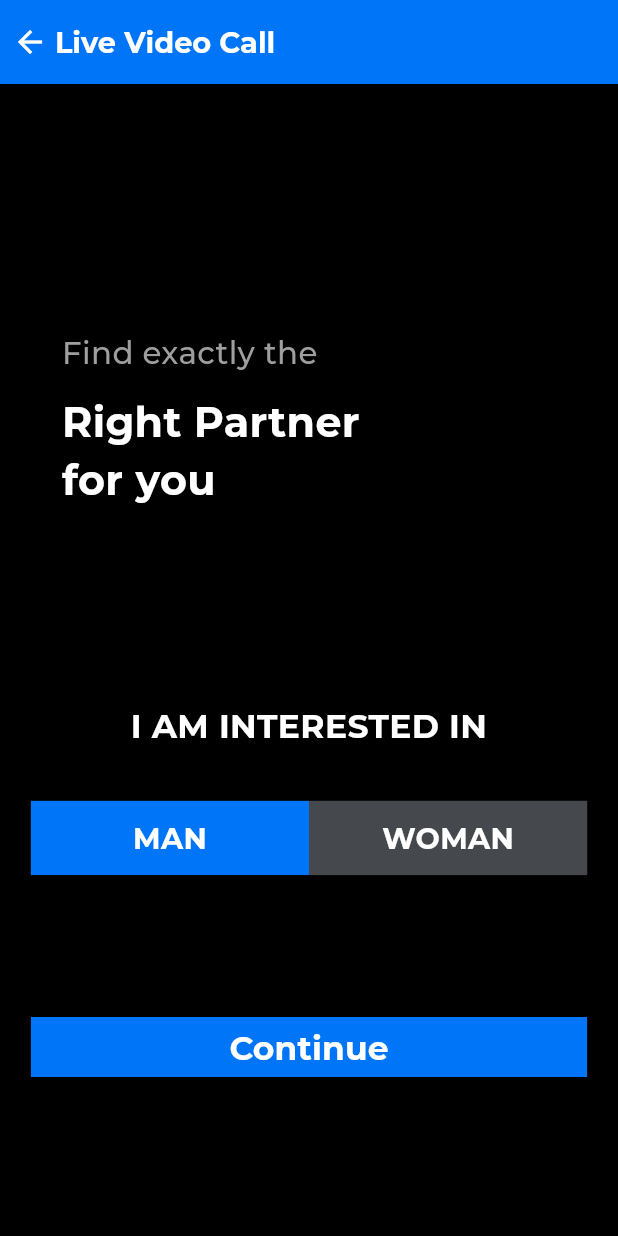
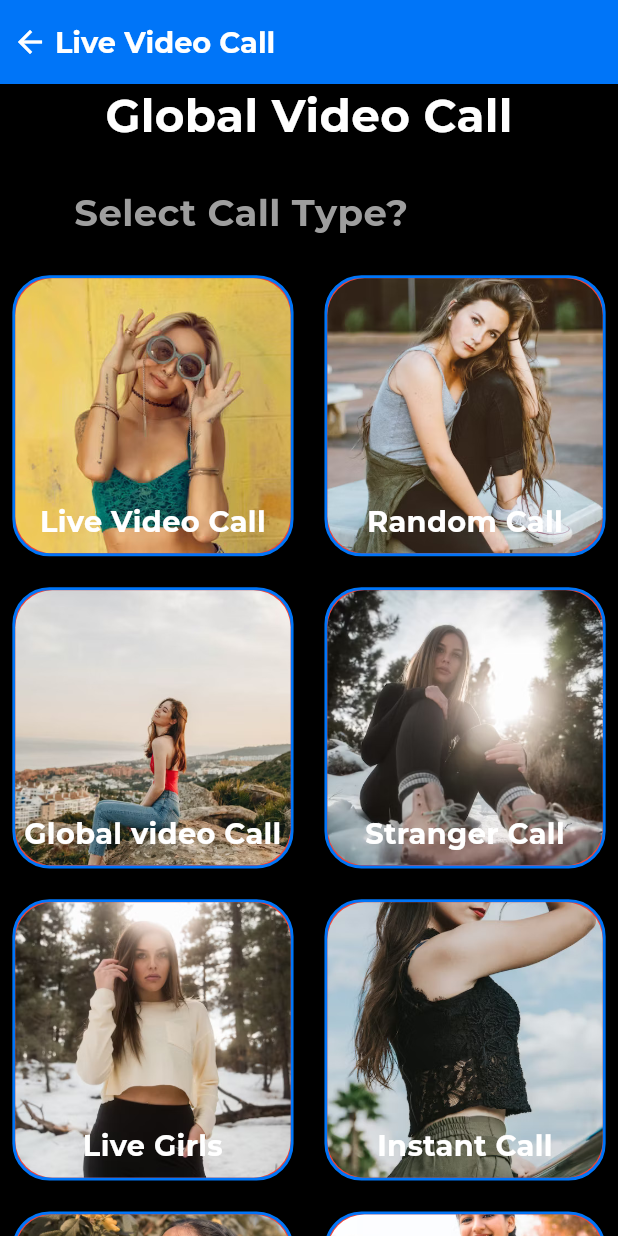
Before and after one commit to tirthghevariya/video_vall_app-master, a Flutter app: the CategoryGallery screen opened by its route, on a phone screen of 412 x 824 dp. Run offline on Flutter 3.47's test engine with Material 2 defaults, Android fonts, the phone set to English and light mode, and no system bars; our stand-ins replace connectivity_plus, get, google_fonts, loading_animation_widget, sizer.

Commit message:
- Design category screen. - and design best matches screen.

```diff
--- a/lib/Resources/Routes/routes.dart
+++ b/lib/Resources/Routes/routes.dart
@@ -7,6 +7,7 @@ import 'package:video_vall_app/Views/HomePage.dart';
 import 'package:video_vall_app/Views/Splash/SplashScreen.dart';
 
 import '../../Views/Cat_Gallery/CatGallery.dart';
+import '../../Views/Match_Call/match_call_screen.dart';
 import '../Transitions/transition.dart';
 
 class AppRoutes {
@@ -31,5 +32,10 @@ class AppRoutes {
             page: () => CategoryGallery(),
             transition: AppTransition.transition,
             transitionDuration: AppTransition.duration),
+        GetPage(
+            name: RoutesName.matchCall,
+            page: () => MatchCallScreen(),
+            transition: AppTransition.transition,
+            transitionDuration: AppTransition.duration),
       ];
 }
--- a/lib/Resources/Routes/routes_name.dart
+++ b/lib/Resources/Routes/routes_name.dart
@@ -5,6 +5,7 @@ class RoutesName {
   static const String splashScreen2 = '/splashScree2';
   static const String GenderSelection = '/GenderSelection';
   static const String catGallery = '/CategoryGallery';
+  static const String matchCall = '/MatchCallScreen';
 
 // static const String phoneScreen='/phoneScreen';
   // static const String otpScreen='/otpScreen';
--- a/lib/Views/Cat_Gallery/CatGallery.dart
+++ b/lib/Views/Cat_Gallery/CatGallery.dart
@@ -1,8 +1,9 @@
-// ignore_for_file: prefer_const_constructors, prefer_const_literals_to_create_immutables
-
 import 'package:flutter/material.dart';
+import 'package:get/get.dart';
 import 'package:sizer/sizer.dart';
 import 'package:video_vall_app/Resources/app_style.dart';
+
+import '../../Resources/Routes/routes_name.dart';
 
 class CategoryGallery extends StatefulWidget {
   const CategoryGallery({Key? key}) : super(key: key);
@@ -12,13 +13,6 @@ class CategoryGallery extends StatefulWidget {
 }
 
 class _CategoryGalleryState extends State<CategoryGallery> {
-  bool isMaleSelected = true; // Initialize to male
-  void _toggleGender() {
-    setState(() {
-      isMaleSelected = !isMaleSelected;
-    });
-  }
-
   @override
   Widget build(BuildContext context) {
     return Scaffold(
@@ -32,118 +26,111 @@ class _CategoryGalleryState extends State<CategoryGallery> {
           style: Styles.appBarStyle,
         ),
       ),
-      body: SizedBox(
+      body: Column(
+        children: [
+          Row(
+            mainAxisAlignment: MainAxisAlignment.center,
+            children: [
+              Text(
+                "Global Video Call",
+                textAlign: TextAlign.center,
+                style: Styles.appBarStyle.copyWith(fontSize: 22.sp),
+              ),
+            ],
+          ),
+          SizedBox(
+            height: 3.h,
+          ),
+          Padding(
+            padding: EdgeInsets.only(left: 12.w),
+            child: Row(
+              mainAxisAlignment: MainAxisAlignment.start,
+              children: [
+                Text(
+                  'Select Call Type?',
+                  style: Styles.findExactSame
+                      .copyWith(fontSize: 18.sp, fontWeight: FontWeight.w700),
+                ),
+              ],
+            ),
+          ),
+          SizedBox(
+            height: 3.h,
+          ),
+          Expanded(
+            child: GridView.count(
+              crossAxisCount: 2,
+              crossAxisSpacing: 5.w,
+              mainAxisSpacing: 5.w,
+              padding: EdgeInsets.symmetric(
+                  horizontal: 2.w), // Number of columns in the grid
+              children: const <Widget>[
+                // List of items in the grid
+                MyGridItem('Live Video Call', image: 'assets/cat_image/1.jpg'),
+                MyGridItem('Random Call', image: 'assets/cat_image/2.jpg'),
+                MyGridItem('Global video Call',
+                    image: 'assets/cat_image/3.jpg'),
+                MyGridItem('Stranger Call', image: 'assets/cat_image/4.jpg'),
+                MyGridItem('Live Girls', image: 'assets/cat_image/5.jpg'),
+                MyGridItem('Instant Call', image: 'assets/cat_image/6.jpg'),
+                MyGridItem('Only Girls', image: 'assets/cat_image/7.jpg'),
+                MyGridItem('Out of our Country Call',
+                    image: 'assets/cat_image/8.jpg'),
+              ],
+            ),
+          )
+        ],
+      ),
+    );
+  }
+}
+
+class MyGridItem extends StatelessWidget {
+  final String text;
+  final String image;
+
+  const MyGridItem(this.text, {super.key, required this.image});
+
+  @override
+  Widget build(BuildContext context) {
+    return GestureDetector(
+      onTap: () {
+        Get.toNamed(RoutesName.matchCall);
+      },
+      child: Container(
+        height: 30.h, // Increase the height as desired
+        decoration: BoxDecoration(
+          color: Colors.red,
+          borderRadius: BorderRadius.circular(6.w),
+          border: Border.all(
+            color: Styles.primaryColor,
+            width: 2.0,
+          ),
+        ),
+        child: ClipRRect(
+          borderRadius: BorderRadius.circular(6.w),
           child: Stack(
             children: [
-            Stack(
-              children: [
-                Positioned(
-                  top: 20.h,
-                  left: 10.w,
-                  child: Text(
-                    "Find exactly the",
-                    textAlign: TextAlign.center,
-                    style: Styles.findExactSame,
-                  ),
+              Image(
+                height: 100.h,
+                width: 100.w,
+                fit: BoxFit.cover,
+                image: AssetImage(image),
               ),
               Positioned(
-                  top: 25.h,
-                  left: 10.w,
+                bottom: 1.h,
+                right: 0,
+                left: 0,
                 child: Text(
-                    "Right Partner \nfor you",
-                    textAlign: TextAlign.start,
-                    style: Styles.appBarStyle.copyWith(fontSize: 20.sp),
-                  ),
-                ),
-                Positioned(
-                  top: 50.h,
-                  left: 10.w,
-                  right: 10.w,
-                  child: Text(
-                    "i am interested in".toUpperCase(),
+                  text,
                   textAlign: TextAlign.center,
-                    style: Styles.appBarStyle.copyWith(fontSize: 16.sp),
-                  ),
-                ),
-                Positioned(
-                  top: 58.h,
-                  left: 5.w,
-                  right: 5.w,
-                  child: GestureDetector(
-                    onTap: _toggleGender,
-                    child: Container(
-                      height: 6.h,
-                      width: 80.w,
-                      decoration: BoxDecoration(
-                        color: Styles.switchColor,
-                      ),
-                      child: Row(
-                        mainAxisAlignment: MainAxisAlignment.spaceAround,
-                        children: [
-                          Container(
-                            height: 6.h,
-                            width: 45.w,
-                            decoration: BoxDecoration(
-                              color: isMaleSelected
-                                  ? Styles.primaryColor
-                                  : Styles.switchColor,
-                            ),
-                            child: Center(
-                              child: Text(
-                                "MAN",
-                                style: Styles.appBarStyle
-                                    .copyWith(fontSize: 14.sp),
-                              ),
-                            ),
-                          ),
-                          Container(
-                            height: 7.h,
-                            width: 45.w,
-                            decoration: BoxDecoration(
-                                color: isMaleSelected
-                                    ? Styles.switchColor
-                                    : Styles.primaryColor),
-                            child: Center(
-                              child: Text(
-                                "WOMAN",
-                                style: Styles.appBarStyle
-                                    .copyWith(fontSize: 14.sp),
-                              ),
+                  style: Styles.appBarStyle,
                 ),
               ),
             ],
           ),
         ),
       ),
-                ),
-                Positioned(
-                  top: 75.h,
-                  left: 5.w,
-                  right: 5.w,
-                  child: ElevatedButton(
-                    style: ElevatedButton.styleFrom(
-                      backgroundColor: Styles.primaryColor,
-                      fixedSize: Size(double.infinity, 30),
-                      shape: RoundedRectangleBorder(
-                        borderRadius: BorderRadius.circular(0),
-                      ),
-                    ),
-                    onPressed: () {
-                      // Get.toNamed(RoutesName.GenderSelection);
-                    },
-                    child: Row(
-                      mainAxisAlignment: MainAxisAlignment.center,
-                      children: [
-                        Text("Continue", style: Styles.commonButtonTheme),
-                      ],
-                    ),
-                  ),
-                ),
-              ],
-            ),
-          ],
-        ),
-      ),
     );
   }
 }
--- /dev/null
+++ b/lib/Views/Match_Call/match_call_screen.dart
@@ -0,0 +1,75 @@
+import 'package:flutter/material.dart';
+import 'package:sizer/sizer.dart';
+import 'package:video_vall_app/Resources/app_style.dart';
+
+class MatchCallScreen extends StatefulWidget {
+  const MatchCallScreen({Key? key}) : super(key: key);
+
+  @override
+  State<MatchCallScreen> createState() => _MatchCallScreenState();
+}
+
+class _MatchCallScreenState extends State<MatchCallScreen> {
+  @override
+  Widget build(BuildContext context) {
+    return Scaffold(
+      backgroundColor: Colors.black,
+      appBar: AppBar(
+        backgroundColor: Styles.primaryColor,
+        leading: BackButton(color: Styles.appBarWhite),
+        leadingWidth: 5.w,
+        title: Text(
+          "Live Video Call",
+          style: Styles.appBarStyle,
+        ),
+      ),
+      body: Column(
+        children: [
+          Row(
+            mainAxisAlignment: MainAxisAlignment.center,
+            children: [
+              Text(
+                "Congratulations",
+                textAlign: TextAlign.center,
+                style: Styles.appBarStyle.copyWith(fontSize: 22.sp),
+              ),
+            ],
+          ),
+          SizedBox(
+            height: 3.h,
+          ),
+          Text(
+            'Mutual sympathy.Do not waste time\n and write to her',
+            textAlign: TextAlign.center,
+            style: Styles.findExactSame
+                .copyWith(fontSize: 14.sp, fontWeight: FontWeight.w700),
+          ),
+          SizedBox(
+            height: 2.h,
+          ),
+          ElevatedButton(
+            style: ElevatedButton.styleFrom(
+              backgroundColor: Styles.primaryColor,
+              fixedSize: Size(40.w, 6.h),
+              shape: RoundedRectangleBorder(
+                borderRadius: BorderRadius.circular(40),
+              ),
+            ),
+            onPressed: () {
+              // Get.toNamed(RoutesName.catGallery);
+            },
+            child: Row(
+              mainAxisAlignment: MainAxisAlignment.center,
+              children: [
+                Text(
+                  "Match Now",
+                  style: Styles.commonButtonTheme.copyWith(fontSize: 14.sp),
+                ),
+              ],
+            ),
+          ),
+        ],
+      ),
+    );
+  }
+}
--- a/lib/main.dart
+++ b/lib/main.dart
@@ -1,9 +1,7 @@
-// ignore_for_file: prefer_const_constructors
 import 'package:sizer/sizer.dart';
 import 'package:flutter/material.dart';
 import 'package:get/get.dart';
 import 'package:video_vall_app/Resources/Routes/routes.dart';
-import 'package:video_vall_app/Views/Splash/SplashScreen.dart';
 import 'Resources/Routes/routes_name.dart';
 
 void main() {
--- a/pubspec.yaml
+++ b/pubspec.yaml
@@ -67,6 +67,7 @@ flutter:
   # To add assets to your application, add an assets section, like this:
   assets:
     - assets/images/
+    - assets/cat_image/
   # assets:
   #   - images/a_dot_burr.jpeg
   #   - images/a_dot_ham.jpeg
```
Also changed, not shown: assets/cat_image/1.jpg (added), assets/cat_image/2.jpg (added), assets/cat_image/3.jpg (added), assets/cat_image/4.jpg (added), assets/cat_image/5.jpg (added), assets/cat_image/6.jpg (added), assets/cat_image/7.jpg (added), assets/cat_image/8.jpg (added). Lines whose indentation alone changed are shown as unchanged.
